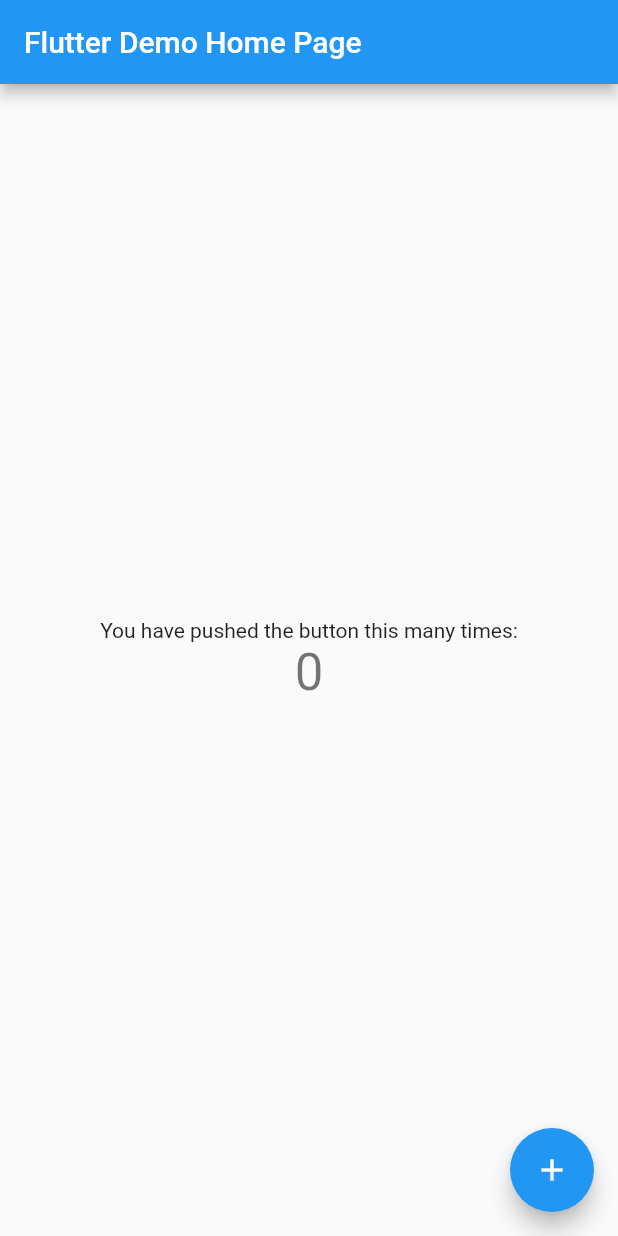
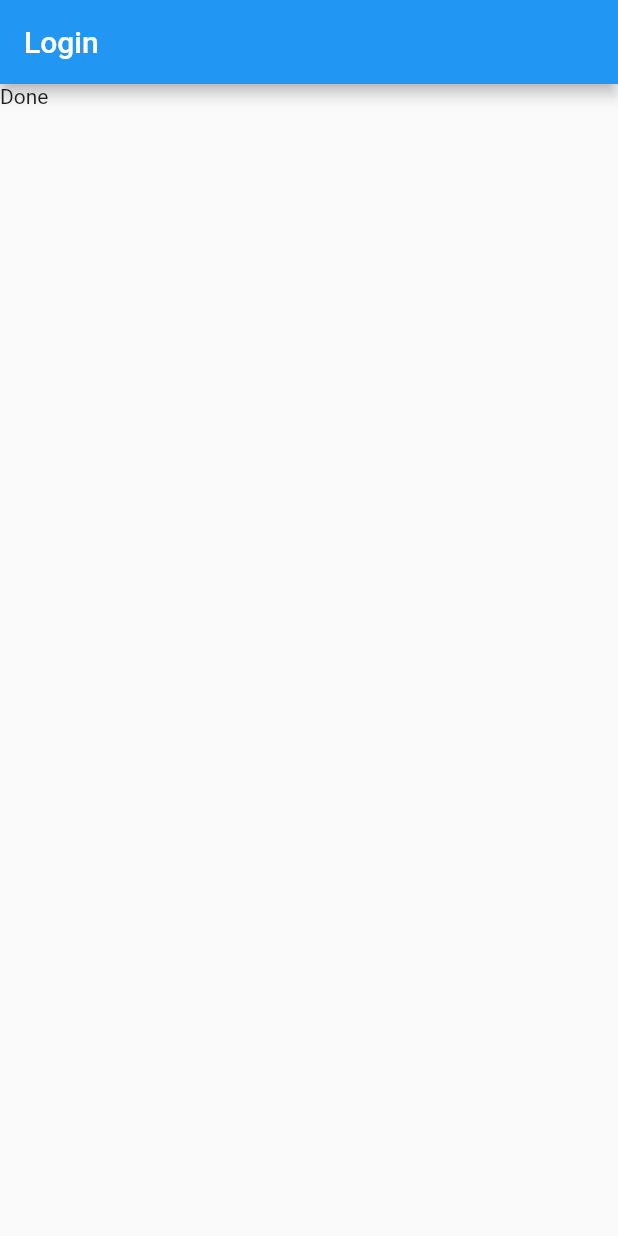
Before and after one commit to alexCoding42/my_notes, a Flutter app: the screen it shows after launch, on a phone screen of 412 x 824 dp. Run offline on Flutter 3.47's test engine with Material 2 defaults, Android fonts, the phone set to English and light mode, and no system bars; our stand-ins replace firebase_auth, firebase_core; accounts and stored records are empty.

Commit message:
add register and login views

```diff
--- a/lib/main.dart
+++ b/lib/main.dart
@@ -1,116 +1,50 @@
+import 'package:firebase_auth/firebase_auth.dart';
+import 'package:firebase_core/firebase_core.dart';
+
 import 'package:flutter/material.dart';
 
+import 'firebase_options.dart';
+
 void main() {
-  runApp(const MyApp());
+  WidgetsFlutterBinding.ensureInitialized();
+  runApp(MaterialApp(
+    debugShowCheckedModeBanner: false,
+    title: 'Flutter Demo',
+    theme: ThemeData(
+      primarySwatch: Colors.blue,
+    ),
+    home: const HomePage(),
+  ));
 }
 
-class MyApp extends StatelessWidget {
-  const MyApp({super.key});
+class HomePage extends StatelessWidget {
+  const HomePage({super.key});
 
-  // This widget is the root of your application.
   @override
   Widget build(BuildContext context) {
-    return MaterialApp(
-      debugShowCheckedModeBanner: false,
-      title: 'Flutter Demo',
-      theme: ThemeData(
-        // This is the theme of your application.
-        //
-        // Try running your application with "flutter run". You'll see the
-        // application has a blue toolbar. Then, without quitting the app, try
-        // changing the primarySwatch below to Colors.green and then invoke
-        // "hot reload" (press "r" in the console where you ran "flutter run",
-        // or simply save your changes to "hot reload" in a Flutter IDE).
-        // Notice that the counter didn't reset back to zero; the application
-        // is not restarted.
-        primarySwatch: Colors.blue,
+    return Scaffold(
+      appBar: AppBar(
+        title: const Text("Login"),
       ),
-      home: const MyHomePage(title: 'Flutter Demo Home Page'),
+      body: FutureBuilder(
+        future: Firebase.initializeApp(
+          options: DefaultFirebaseOptions.currentPlatform,
+        ),
+        builder: (context, snapshot) {
+          switch (snapshot.connectionState) {
+            case ConnectionState.done:
+              final user = FirebaseAuth.instance.currentUser;
+              if (user?.emailVerified ?? false) {
+                print("User email verified");
+              } else {
+                print("You need to verify your email first");
+              }
+              return const Text("Done");
+            default:
+              return const Text("Loading...");
+          }
+        },
+      ),
     );
   }
 }
-
-class MyHomePage extends StatefulWidget {
-  const MyHomePage({super.key, required this.title});
-
-  // This widget is the home page of your application. It is stateful, meaning
-  // that it has a State object (defined below) that contains fields that affect
-  // how it looks.
-
-  // This class is the configuration for the state. It holds the values (in this
-  // case the title) provided by the parent (in this case the App widget) and
-  // used by the build method of the State. Fields in a Widget subclass are
-  // always marked "final".
-
-  final String title;
-
-  @override
-  State<MyHomePage> createState() => _MyHomePageState();
-}
-
-class _MyHomePageState extends State<MyHomePage> {
-  int _counter = 0;
-
-  void _incrementCounter() {
-    setState(() {
-      // This call to setState tells the Flutter framework that something has
-      // changed in this State, which causes it to rerun the build method below
-      // so that the display can reflect the updated values. If we changed
-      // _counter without calling setState(), then the build method would not be
-      // called again, and so nothing would appear to happen.
-      _counter++;
-    });
-  }
-
-  @override
-  Widget build(BuildContext context) {
-    // This method is rerun every time setState is called, for instance as done
-    // by the _incrementCounter method above.
-    //
-    // The Flutter framework has been optimized to make rerunning build methods
-    // fast, so that you can just rebuild anything that needs updating rather
-    // than having to individually change instances of widgets.
-    return Scaffold(
-      appBar: AppBar(
-        // Here we take the value from the MyHomePage object that was created by
-        // the App.build method, and use it to set our appbar title.
-        title: Text(widget.title),
-      ),
-      body: Center(
-        // Center is a layout widget. It takes a single child and positions it
-        // in the middle of the parent.
-        child: Column(
-          // Column is also a layout widget. It takes a list of children and
-          // arranges them vertically. By default, it sizes itself to fit its
-          // children horizontally, and tries to be as tall as its parent.
-          //
-          // Invoke "debug painting" (press "p" in the console, choose the
-          // "Toggle Debug Paint" action from the Flutter Inspector in Android
-          // Studio, or the "Toggle Debug Paint" command in Visual Studio Code)
-          // to see the wireframe for each widget.
-          //
-          // Column has various properties to control how it sizes itself and
-          // how it positions its children. Here we use mainAxisAlignment to
-          // center the children vertically; the main axis here is the vertical
-          // axis because Columns are vertical (the cross axis would be
-          // horizontal).
-          mainAxisAlignment: MainAxisAlignment.center,
-          children: <Widget>[
-            const Text(
-              'You have pushed the button this many times:',
-            ),
-            Text(
-              '$_counter',
-              style: Theme.of(context).textTheme.headlineMedium,
-            ),
-          ],
-        ),
-      ),
-      floatingActionButton: FloatingActionButton(
-        onPressed: _incrementCounter,
-        tooltip: 'Increment',
-        child: const Icon(Icons.add),
-      ), // This trailing comma makes auto-formatting nicer for build methods.
-    );
-  }
-}
```
Also changed, not shown: lib/views/login_view.dart (added, +92 -0 lines), lib/views/register_view.dart (added, +102 -0 lines), pubspec.yaml (+4 -4 lines), pubspec.lock, 1 other file.
